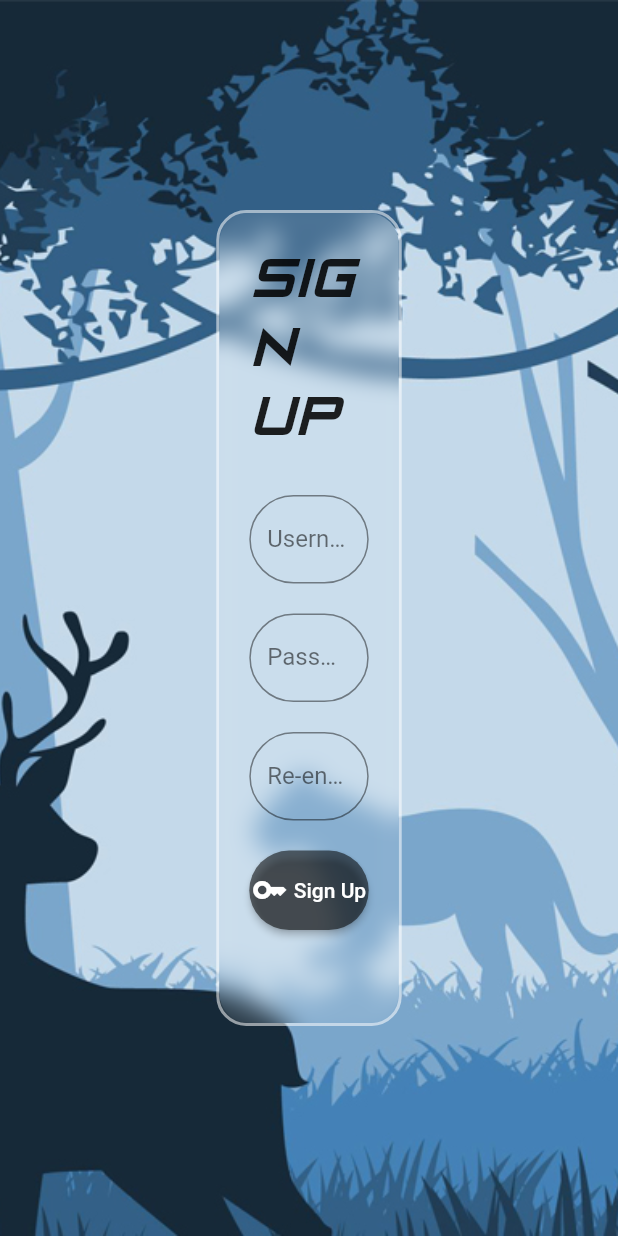
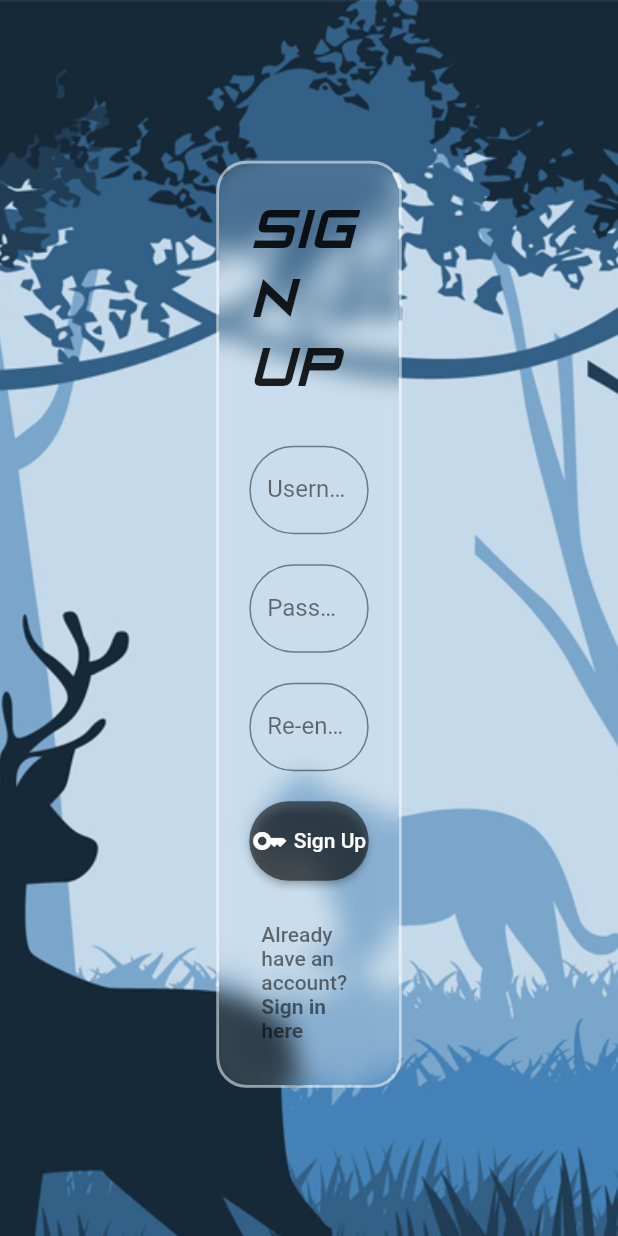
Before and after one commit to Tuanpluss02/StormX-Link, a Flutter app: the SignUpPage screen opened by its route, on a phone screen of 412 x 824 dp. Run offline on Flutter 3.47's test engine with Material 2 defaults, Android fonts, the phone set to English and light mode, and no system bars; drawn by our look-alikes of flutter_styled_toast, progress_state_button; our stand-ins replace dio, flutter_secure_storage, get, qr_flutter, rive; missing offline and left inert: flutter_animated_dialog, web_smooth_scroll; accounts and stored records are empty.

Commit message:
fix many bugs

```diff
--- a/lib/components/shorten_form.dart
+++ b/lib/components/shorten_form.dart
@@ -45,6 +45,7 @@ Widget shortenForm(
     BuildContext context,
     TextEditingController longUrlController,
     TextEditingController shortNameController,
+    FocusNode formFocus,
     Rx<String> shortUrl,
     Rx<List<Urls>> recentlyUrls,
     BoolVar isSuccess,
@@ -83,6 +84,7 @@ Widget shortenForm(
                       )),
                   const SizedBox(height: 20),
                   TextFormField(
+                    focusNode: formFocus,
                     controller: longUrlController,
                     decoration: InputDecoration(
                       focusedBorder: OutlineInputBorder(
@@ -174,10 +176,8 @@ Widget shortenForm(
                       }
                     },
                     isSuccess: isSuccess,
-                    isSubmitting: isSubmitting,
                     textSuccess: 'Thanks for using my app!',
                     textFail: 'Failed to shorten URL',
-                    navigator: () {},
                     text: 'Shorten',
                   ),
                   const SizedBox(height: 20),
--- a/lib/pages/signup_page.dart
+++ b/lib/pages/signup_page.dart
@@ -4,6 +4,7 @@ import 'package:flutter/material.dart';
 import 'package:get/get.dart';
 import 'package:url_shortener_flutter/controllers/bool_var.dart';
 import 'package:url_shortener_flutter/models/user.dart';
+import 'package:url_shortener_flutter/pages/home_page.dart';
 import 'package:url_shortener_flutter/services/api.dart';
 import 'package:url_shortener_flutter/utils/submit_button.dart';
 
@@ -54,9 +55,14 @@ class _SignUpPageState extends State<SignUpPage> {
       TextEditingController reEnterPasswordController,
       BoolVar isSuccess,
       BoolVar isSubmitting) {
-    return Container(
-      margin: EdgeInsets.symmetric(
-          horizontal: size.width * 0.35, vertical: size.height * 0.17),
+    return IntrinsicHeight(
+      child: Container(
+        margin: EdgeInsets.only(
+            top: size.height * 0.13,
+            left: size.width * 0.35,
+            right: size.width * 0.35),
+        // margin: EdgeInsets.symmetric(
+        //     horizontal: size.width * 0.35, vertical: size.height * 0.17),
         decoration: BoxDecoration(
           color: Colors.white.withOpacity(0.1),
           borderRadius: BorderRadius.circular(20),
@@ -99,12 +105,13 @@ class _SignUpPageState extends State<SignUpPage> {
                             borderRadius: BorderRadius.circular(50.0),
                           ),
                           enabledBorder: OutlineInputBorder(
-                          borderSide:
-                              const BorderSide(width: 1, color: Colors.black45),
+                            borderSide: const BorderSide(
+                                width: 1, color: Colors.black45),
                             borderRadius: BorderRadius.circular(50.0),
                           ),
                           labelStyle: const TextStyle(
-                          color: Colors.black54, // Set the color you want here
+                            color:
+                                Colors.black54, // Set the color you want here
                           ),
                           labelText: 'Username',
                           border: OutlineInputBorder(
@@ -134,12 +141,13 @@ class _SignUpPageState extends State<SignUpPage> {
                             borderRadius: BorderRadius.circular(50.0),
                           ),
                           enabledBorder: OutlineInputBorder(
-                          borderSide:
-                              const BorderSide(width: 1, color: Colors.black45),
+                            borderSide: const BorderSide(
+                                width: 1, color: Colors.black45),
                             borderRadius: BorderRadius.circular(50.0),
                           ),
                           labelStyle: const TextStyle(
-                          color: Colors.black54, // Set the color you want here
+                            color:
+                                Colors.black54, // Set the color you want here
                           ),
                           labelText: 'Password',
                           border: OutlineInputBorder(
@@ -169,12 +177,13 @@ class _SignUpPageState extends State<SignUpPage> {
                             borderRadius: BorderRadius.circular(50.0),
                           ),
                           enabledBorder: OutlineInputBorder(
-                          borderSide:
-                              const BorderSide(width: 1, color: Colors.black45),
+                            borderSide: const BorderSide(
+                                width: 1, color: Colors.black45),
                             borderRadius: BorderRadius.circular(50.0),
                           ),
                           labelStyle: const TextStyle(
-                          color: Colors.black54, // Set the color you want here
+                            color:
+                                Colors.black54, // Set the color you want here
                           ),
                           labelText: 'Re-enter password',
                           border: OutlineInputBorder(
@@ -201,10 +210,6 @@ class _SignUpPageState extends State<SignUpPage> {
                         onPressed: () async {
                           if (formKey.currentState!.validate()) {
                             isSubmitting.val = true;
-                          // isSuccess.val = await Auth().signupRequest(
-                          //   usernameController.text,
-                          //   passwordController.text,
-                          // );
                             await Auth()
                                 .signupRequest(
                               usernameController.text,
@@ -212,7 +217,13 @@ class _SignUpPageState extends State<SignUpPage> {
                             )
                                 .then((value) {
                               if (value != null) {
-                              user = value;
+                                Navigator.pushAndRemoveUntil(
+                                    context,
+                                    MaterialPageRoute(
+                                        builder: (context) => HomePage(
+                                              user: value,
+                                            )),
+                                    (route) => false);
                                 isSuccess.val = true;
                               } else {
                                 isSuccess.val = false;
@@ -221,18 +232,35 @@ class _SignUpPageState extends State<SignUpPage> {
                           }
                         },
                         isSuccess: isSuccess,
-                      isSubmitting: isSubmitting,
                         textSuccess: 'Sign Up Success',
                         textFail: 'Sign Up Failed',
-                      navigator: () {
-                        Navigator.pushNamed(
-                          context,
-                          '/shorten',
-                        );
-                      },
                         text: 'Sign Up',
                       ),
+                      const SizedBox(height: 20),
+                      TextButton(
+                        onPressed: () {
+                          Navigator.pushNamed(context, '/login');
+                        },
+                        child: const Text.rich(
+                          TextSpan(
+                            text: 'Already have an account? ',
+                            style: TextStyle(
+                              color: Colors.black54,
+                            ),
+                            children: [
+                              TextSpan(
+                                text: 'Sign in here',
+                                style: TextStyle(
+                                  color: Colors.black54,
+                                  fontWeight: FontWeight.bold,
+                                ),
+                              ),
                             ],
+                          ),
+                        ),
+                      ),
+                    ],
+                  ),
                 ),
               ),
             ),
--- a/lib/utils/submit_button.dart
+++ b/lib/utils/submit_button.dart
@@ -1,36 +1,29 @@
 import 'package:flutter/material.dart';
-import 'package:flutter_styled_toast/flutter_styled_toast.dart';
+import 'package:get/get.dart';
 import 'package:progress_state_button/iconed_button.dart';
 import 'package:progress_state_button/progress_button.dart';
 import 'package:url_shortener_flutter/controllers/bool_var.dart';
 
-class SubmitButton extends StatefulWidget {
+class SubmitButton extends StatelessWidget {
   final Icon icon;
   final String text;
   final Function? onPressed;
   final BoolVar isSuccess;
-  final BoolVar isSubmitting;
   final String textSuccess;
   final String textFail;
-  final VoidCallback navigator;
-  const SubmitButton(
-      {super.key,
+
+  SubmitButton({
+    super.key,
     required this.icon,
     required this.text,
     required this.onPressed,
-      required this.isSubmitting,
     required this.isSuccess,
     required this.textSuccess,
     required this.textFail,
-      required this.navigator});
+  });
 
-  @override
-  State<SubmitButton> createState() => _SubmitButtonState();
-}
-
-class _SubmitButtonState extends State<SubmitButton> {
-  ButtonState stateOnlyText = ButtonState.idle;
-  ButtonState stateTextWithIcon = ButtonState.idle;
+  final Rx<ButtonState> stateOnlyText = ButtonState.idle.obs;
+  final Rx<ButtonState> stateTextWithIcon = ButtonState.idle.obs;
 
   @override
   Widget build(BuildContext context) {
@@ -39,70 +32,65 @@ class _SubmitButtonState extends State<SubmitButton> {
         color: Colors.transparent,
       ),
       child: Center(
-        child: ProgressButton.icon(iconedButtons: {
+        child: Obx(
+          () => ProgressButton.icon(
+            iconedButtons: {
               ButtonState.idle: IconedButton(
-              text: widget.text, icon: widget.icon, color: Colors.black54),
+                text: text,
+                icon: icon,
+                color: Colors.black54,
+              ),
               ButtonState.loading: const IconedButton(
-              text: 'Loading', color: Color.fromARGB(255, 85, 85, 85)),
+                text: 'Loading',
+                color: Color.fromARGB(255, 85, 85, 85),
+              ),
               ButtonState.fail: IconedButton(
                 text: 'Failed',
                 icon: const Icon(Icons.cancel, color: Colors.white),
-              color: Colors.red.shade300),
+                color: Colors.red.shade300,
+              ),
               ButtonState.success: IconedButton(
                 text: 'Success',
                 icon: const Icon(
                   Icons.check_circle,
                   color: Colors.white,
                 ),
-              color: Colors.green.shade400)
-        }, onPressed: onPressedIconWithText, state: stateTextWithIcon),
+                color: Colors.green.shade400,
+              ),
+            },
+            onPressed: onPressedIconWithText,
+            state: stateTextWithIcon.value,
+          ),
+        ),
       ),
     );
   }
 
   void onPressedIconWithText() {
-    switch (stateTextWithIcon) {
+    switch (stateTextWithIcon.value) {
       case ButtonState.idle:
-        stateTextWithIcon = ButtonState.loading;
-        widget.onPressed!();
-        // while (widget.isSubmitting.val) {
-        //   Future.delayed(const Duration(seconds: 1));
-        // }
+        stateTextWithIcon.value = ButtonState.loading;
+        onPressed!();
         Future.delayed(
-          Duration(seconds: widget.isSubmitting.val ? 2 : 0),
+          const Duration(seconds: 2),
           () {
-            setState(
-              () {
-                stateTextWithIcon = widget.isSuccess.val
-                    ? ButtonState.success
-                    : ButtonState.fail;
-                widget.isSuccess.val
-                    ? showToast(widget.textSuccess, context: context)
-                    : showToast(widget.textFail, context: context);
-              },
-            );
+            stateTextWithIcon.value =
+                isSuccess.val ? ButtonState.success : ButtonState.fail;
           },
         ).then((value) {
-          if (widget.isSuccess.val) {
-            Future.delayed(const Duration(seconds: 2), () {
-              widget.navigator.call();
-            });
+          if (isSuccess.val) {
+            Future.delayed(const Duration(seconds: 2), () {});
           }
         });
         break;
       case ButtonState.loading:
         break;
       case ButtonState.success:
-        stateTextWithIcon = ButtonState.idle;
+        stateTextWithIcon.value = ButtonState.idle;
         break;
       case ButtonState.fail:
-        stateTextWithIcon = ButtonState.idle;
+        stateTextWithIcon.value = ButtonState.idle;
         break;
     }
-    setState(
-      () {
-        stateTextWithIcon = stateTextWithIcon;
-      },
-    );
   }
 }
```
Also changed, not shown: lib/components/recently_widget.dart (+45 -20 lines), lib/main.dart (+5 -2 lines), lib/pages/home_page.dart (+17 -11 lines), lib/pages/login_page.dart (+12 -16 lines), lib/services/api.dart (+11 -6 lines), 1 other file. Lines whose indentation alone changed are shown as unchanged.
